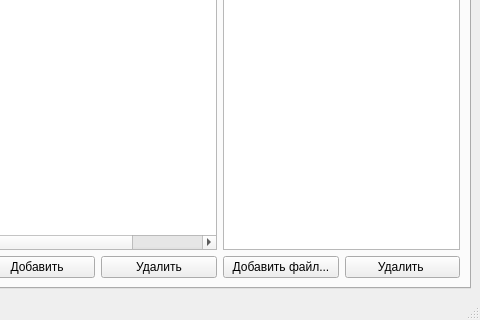
Old version of the form mainwindow.ui in the repository JustEngineerLGTM/PPS2; both pictures show x 252 to 732 and y 229 to 549 of the 732 by 549 pixel window.
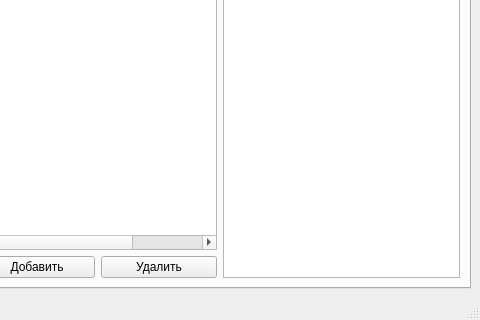
New version of the form.

Commit message: remove some buttons

Diff of the .ui file:
```diff
--- a/mainwindow.ui
+++ b/mainwindow.ui
@@ -495,22 +495,7 @@
                  <widget class="QTextEdit" name="textEdit_orderInfo2"/>
                 </item>
                 <item>
-                 <layout class="QHBoxLayout" name="horizontalLayout_15">
-                  <item>
-                   <widget class="QPushButton" name="pushButton_15">
-                    <property name="text">
-                     <string>Добавить файл...</string>
-                    </property>
-                   </widget>
-                  </item>
-                  <item>
-                   <widget class="QPushButton" name="pushButton_16">
-                    <property name="text">
-                     <string>Удалить </string>
-                    </property>
-                   </widget>
-                  </item>
-                 </layout>
+                 <layout class="QHBoxLayout" name="horizontalLayout_15"/>
                 </item>
                </layout>
               </item>
```
